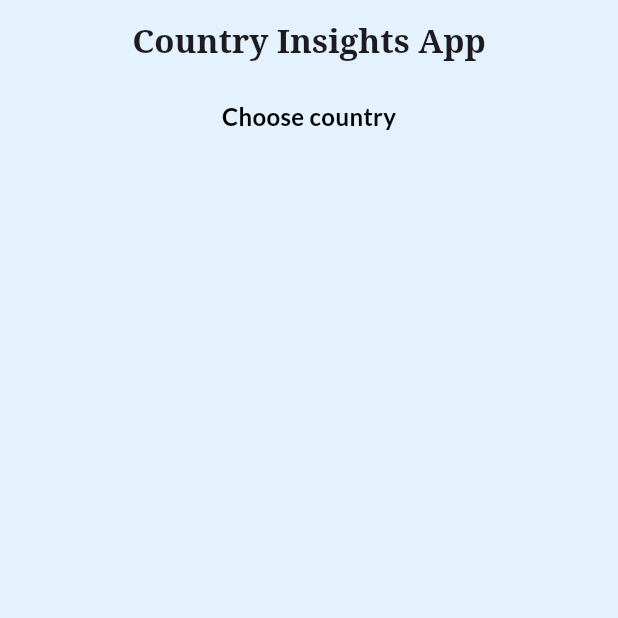
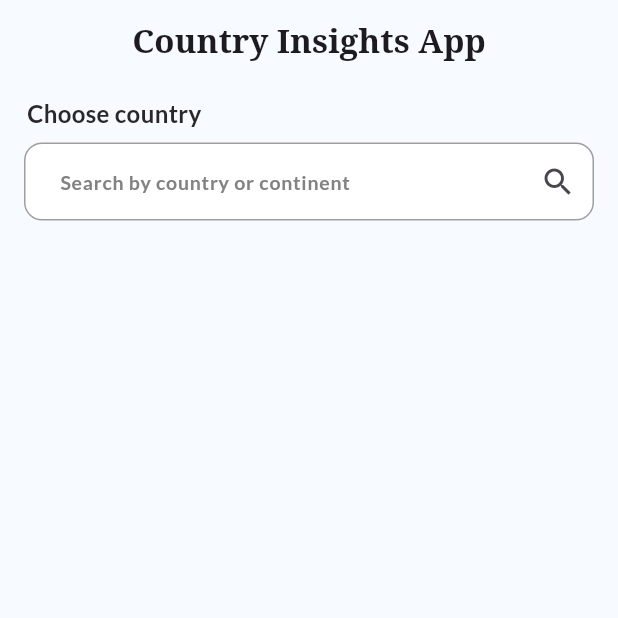
Before and after one commit to Dimmithra/hSenid_mobile_assigment, a Flutter app: the MainBody screen opened directly, on a phone screen of 412 x 824 dp, the top half of it. Run offline on Flutter 3.47's test engine with Material 3 defaults, Android fonts, the phone set to English and light mode, and no system bars; our stand-ins replace dropdown_button2, google_fonts, graphql_flutter.

Commit message:
country list modiifcation and selected countyr api development,

```diff
--- a/lib/model/country_detail_model.dart
+++ b/lib/model/country_detail_model.dart
@@ -42,6 +42,7 @@ class Data {
 class Countries {
   String? code;
   String? emoji;
+  String? capital;
   String? currency;
   Continent? continent;
   List<Languages>? languages;
@@ -50,6 +51,7 @@ class Countries {
   Countries(
       {this.code,
       this.emoji,
+      this.capital,
       this.currency,
       this.continent,
       this.languages,
@@ -58,6 +60,7 @@ class Countries {
   Countries.fromJson(Map<String, dynamic> json) {
     code = json['code'];
     emoji = json['emoji'];
+    capital = json['capital'];
     currency = json['currency'];
     continent = json['continent'] != null
         ? new Continent.fromJson(json['continent'])
@@ -75,6 +78,7 @@ class Countries {
     final Map<String, dynamic> data = new Map<String, dynamic>();
     data['code'] = this.code;
     data['emoji'] = this.emoji;
+    data['capital'] = this.capital;
     data['currency'] = this.currency;
     if (this.continent != null) {
       data['continent'] = this.continent!.toJson();
--- a/lib/utils/color_const.dart
+++ b/lib/utils/color_const.dart
@@ -1,6 +1,8 @@
 import 'package:flutter/material.dart';
 
-final kBackgroundColor = Colors.blue.shade50;
-final kAppBarBackgroundColor = Colors.blue.shade50;
-final kdefTextColor = Colors.black;
+final kBackgroundColor = const Color.fromARGB(255, 247, 251, 255);
+final kAppBarBackgroundColor = const Color.fromARGB(255, 247, 251, 255);
+final kdefTextColor = const Color.fromARGB(255, 40, 40, 40);
 final kdropdownBoaderColor = Colors.black12;
+final ktextfeildBoaderColor = Colors.black12;
+final kHintlableColor = const Color.fromARGB(255, 131, 130, 130);
--- /dev/null
+++ b/lib/widgets/common_input.dart
@@ -0,0 +1,131 @@
+import 'package:country_app/utils/color_const.dart';
+import 'package:flutter/material.dart';
+
+class CommonInputFeild extends StatefulWidget {
+  const CommonInputFeild({
+    super.key,
+    required this.controller,
+    this.maxLines = 1,
+    this.maxLength,
+    this.passwordText = false,
+    this.suffixIcon,
+    this.prefixIcon,
+    this.boaderEnable = true,
+    this.hintText,
+    this.isValidate = false,
+    this.valdationMessage,
+    this.readOnly = false,
+    this.fill = true,
+    this.fillColor,
+    this.keyboardType,
+    this.expands = false,
+    this.label,
+    this.onTap,
+    this.onChanged,
+  });
+
+  final TextEditingController? controller;
+  final int? maxLines;
+  final int? maxLength;
+  final bool passwordText;
+  final Widget? suffixIcon;
+  final Widget? prefixIcon;
+  final bool boaderEnable;
+  final String? hintText;
+  final bool isValidate;
+  final String? valdationMessage;
+  final bool readOnly;
+  final bool fill;
+  final Color? fillColor;
+  final TextInputType? keyboardType;
+  final bool expands;
+  final Widget? label;
+  final Function(String)? onChanged;
+  final Function()? onTap;
+  @override
+  State<CommonInputFeild> createState() => _CommonInputFeildState();
+}
+
+class _CommonInputFeildState extends State<CommonInputFeild> {
+  @override
+  Widget build(BuildContext context) {
+    return Padding(
+      padding: const EdgeInsets.all(8.0),
+      child: Column(
+        children: [
+          TextFormField(
+            expands: widget.expands,
+            onTap: widget.onTap,
+            onChanged: widget.onChanged,
+            readOnly: widget.readOnly,
+            controller: widget.controller,
+            keyboardType: widget.keyboardType,
+            maxLength: widget.maxLength,
+            maxLines: !widget.passwordText ? widget.maxLines : 1,
+            obscureText: widget.passwordText,
+            validator: (text) {
+              if (widget.isValidate) {
+                if (text == null || text.isEmpty) {
+                  return '${widget.valdationMessage ?? widget.hintText} is Required';
+                }
+                return null;
+              }
+              return null;
+            },
+            decoration: InputDecoration(
+              label: widget.label,
+              labelStyle: TextStyle(
+                color: kdefTextColor,
+                fontWeight: FontWeight.w700,
+              ),
+              hintText: widget.hintText,
+              filled: widget.fill,
+              fillColor: widget.fillColor ?? Colors.white,
+              hintStyle: TextStyle(
+                fontFamily: 'Lato',
+                fontWeight: FontWeight.bold,
+                fontSize: 13,
+                color: kHintlableColor,
+              ),
+              // TextStyle(
+              //   color: const Color.fromARGB(255, 121, 121, 121),
+              //   fontWeight: FontWeight.w700,
+              // ),
+              contentPadding: const EdgeInsets.symmetric(
+                horizontal: 20,
+                vertical: 14,
+              ),
+              prefixIcon: widget.prefixIcon,
+              suffixIcon: widget.suffixIcon,
+              border: OutlineInputBorder(
+                borderSide: BorderSide(
+                  color: DefaultSelectionStyle.defaultColor,
+                ),
+                borderRadius: BorderRadius.all(Radius.circular(20)),
+              ), // flat style
+              focusedBorder: widget.fill
+                  ? OutlineInputBorder(
+                      borderSide: BorderSide(
+                        color: ktextfeildBoaderColor,
+                        width: 1,
+                      ),
+                      borderRadius: BorderRadius.all(Radius.circular(12)),
+                    )
+                  : UnderlineInputBorder(
+                      borderRadius: BorderRadius.circular(2),
+                    ),
+              enabledBorder: widget.fill
+                  ? OutlineInputBorder(
+                      borderSide: BorderSide(color: Colors.grey, width: 1),
+                      borderRadius: BorderRadius.all(Radius.circular(12)),
+                    )
+                  : UnderlineInputBorder(
+                      borderRadius: BorderRadius.circular(2),
+                    ),
+            ),
+          ),
+        ],
+      ),
+    );
+  }
+}
```
Also changed, not shown: lib/provider/auth_provider.dart (+6 -6 lines), lib/provider/home_provider.dart (+65 -0 lines), lib/screen/home_screen/home_screen.dart (+58 -12 lines), lib/screen/splash_Screen/splash_screen.dart (+10 -4 lines), lib/widgets/country_detail_card.dart (+103 -53 lines).
